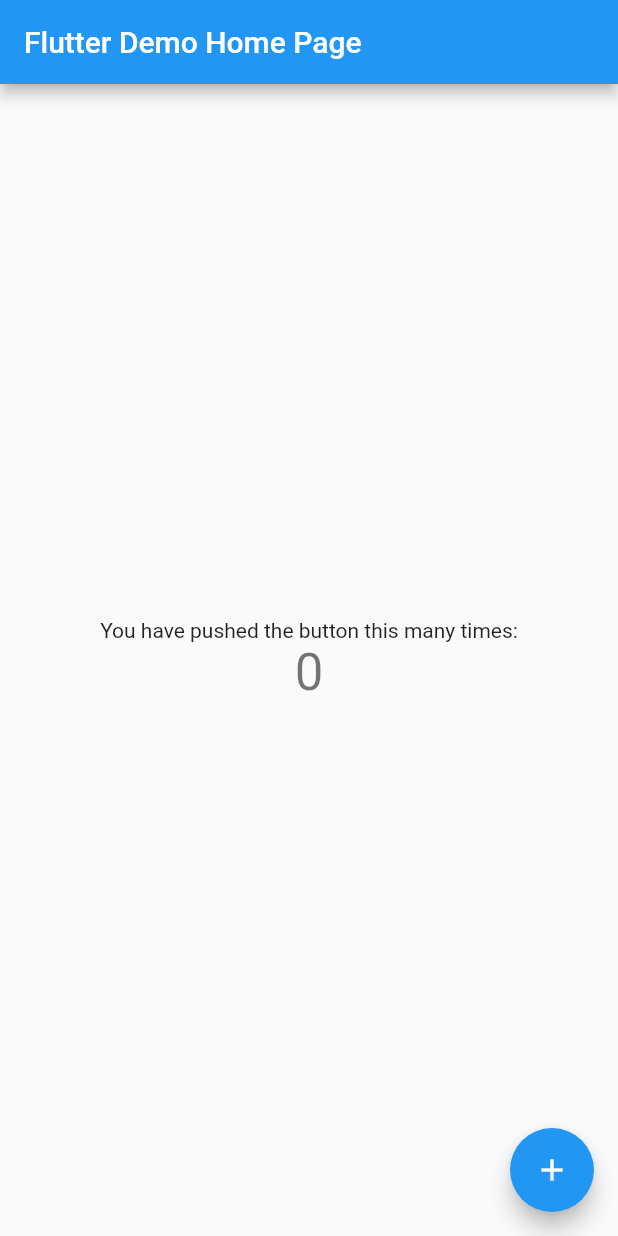
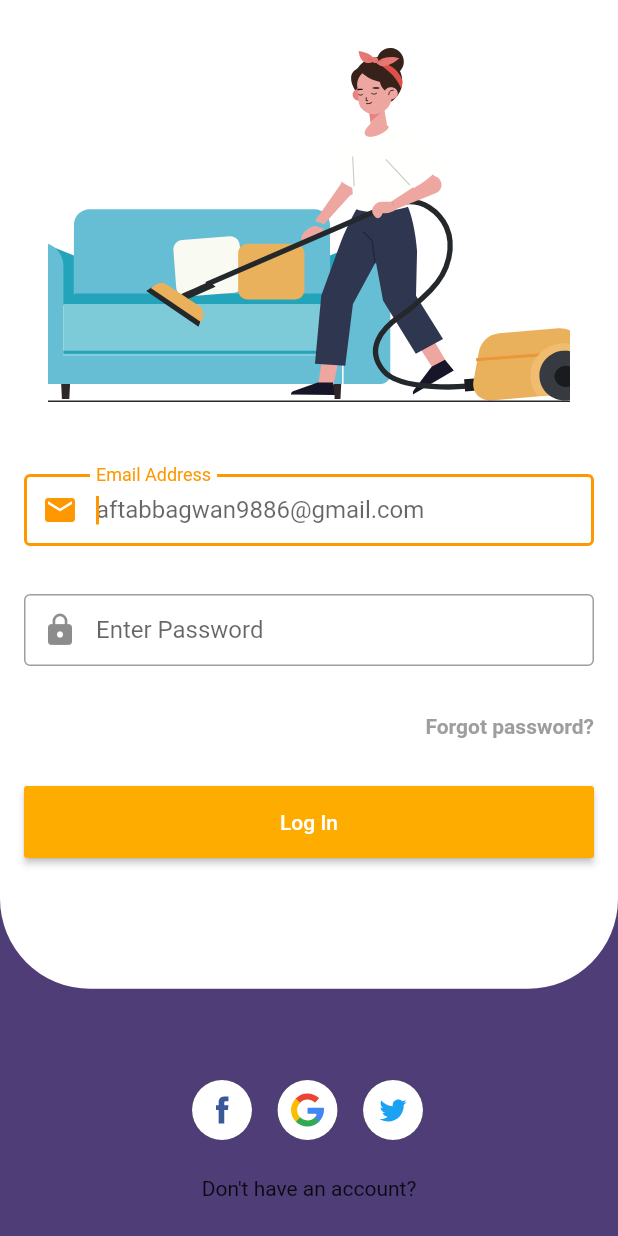
Before and after one commit to AftabBagwan/cleaning_login_ui, a Flutter app: the screen it shows after launch, on a phone screen of 412 x 824 dp. Run offline on Flutter 3.47's test engine with Material 2 defaults, Android fonts, the phone set to English and light mode, and no system bars; our stand-ins replace flutter_svg, velocity_x.

Commit message:
LoginPageUI1 Completed

```diff
--- /dev/null
+++ b/lib/login/login_page1.dart
@@ -0,0 +1,122 @@
+import 'package:flutter/material.dart';
+import 'package:flutter_svg/flutter_svg.dart';
+import 'package:velocity_x/velocity_x.dart';
+
+class LoginPage1 extends StatefulWidget {
+  const LoginPage1({Key? key}) : super(key: key);
+
+  @override
+  State<LoginPage1> createState() => _LoginPage1State();
+}
+
+class _LoginPage1State extends State<LoginPage1> {
+  @override
+  Widget build(BuildContext context) {
+    return Material(
+      child: Stack(
+        children: [
+          Container(
+            color: const Color(0xff4e3d77),
+          ),
+          Container(
+            height: MediaQuery.of(context).size.height * 80 / 100,
+            width: MediaQuery.of(context).size.width,
+            decoration: const BoxDecoration(
+                color: Colors.white,
+                borderRadius: BorderRadius.only(
+                  bottomLeft: Radius.circular(60),
+                  bottomRight: Radius.circular(60),
+                )),
+            child: Column(
+              children: [
+                Padding(
+                  padding: const EdgeInsets.all(32),
+                  child: SvgPicture.asset(
+                    "images/vaccum.svg",
+                    fit: BoxFit.cover,
+                  ),
+                ),
+                const Padding(
+                  padding: EdgeInsets.all(16.0),
+                  child: TextField(
+                    autofocus: true,
+                    decoration: InputDecoration(
+                      border: OutlineInputBorder(),
+                      labelText: "Email Address",
+                      hintText: 'aftabbagwan9886@gmail.com',
+                      contentPadding: EdgeInsets.all(10),
+                      prefixIcon: Icon(
+                        Icons.email,
+                      ),
+                    ),
+                  ),
+                ),
+                const Padding(
+                  padding: EdgeInsets.all(16.0),
+                  child: TextField(
+                    autofocus: true,
+                    obscureText: true,
+                    decoration: InputDecoration(
+                      border: OutlineInputBorder(),
+                      contentPadding: EdgeInsets.all(10),
+                      labelText: "Enter Password",
+                      prefixIcon: Icon(
+                        Icons.lock,
+                      ),
+                    ),
+                  ),
+                ),
+                Padding(
+                  padding: const EdgeInsets.all(16.0),
+                  child: const Text(
+                    "Forgot password?",
+                    style: TextStyle(
+                      color: Colors.grey,
+                      fontWeight: FontWeight.bold,
+                    ),
+                  ).objectCenterRight(),
+                ),
+                Padding(
+                  padding: const EdgeInsets.all(16.0),
+                  child: MaterialButton(
+                    onPressed: () {},
+                    child: const Text(
+                      'Log In',
+                    ),
+                    color: const Color(0xffffac00),
+                    textColor: Colors.white,
+                  ).wh(context.screenWidth, 48),
+                ),
+              ],
+            ),
+          ),
+          Positioned(
+            child: Column(
+              children: [
+                Row(
+                  children: [
+                    SvgPicture.asset("images/fb.svg"),
+                    const SizedBox(
+                      width: 5,
+                    ),
+                    SvgPicture.asset("images/google.svg"),
+                    const SizedBox(
+                      width: 5,
+                    ),
+                    SvgPicture.asset("images/twitter.svg")
+                  ],
+                  mainAxisAlignment: MainAxisAlignment.center,
+                ).wFull(context),
+                const SizedBox(
+                  height: 16,
+                ),
+                const Text("Don't have an account?"),
+              ],
+            ),
+            bottom: 24,
+          )
+        ],
+      ),
+    );
+  }
+}
--- a/lib/main.dart
+++ b/lib/main.dart
@@ -1,3 +1,4 @@
+import 'package:cleaning_login_ui/login/login_page1.dart';
 import 'package:flutter/material.dart';
 
 void main() {
@@ -7,109 +8,18 @@ void main() {
 class MyApp extends StatelessWidget {
   const MyApp({Key? key}) : super(key: key);
 
-  // This widget is the root of your application.
   @override
   Widget build(BuildContext context) {
     return MaterialApp(
-      title: 'Flutter Demo',
+      home: LoginPage1(),
       theme: ThemeData(
-        // This is the theme of your application.
-        //
-        // Try running your application with "flutter run". You'll see the
-        // application has a blue toolbar. Then, without quitting the app, try
-        // changing the primarySwatch below to Colors.green and then invoke
-        // "hot reload" (press "r" in the console where you ran "flutter run",
-        // or simply save your changes to "hot reload" in a Flutter IDE).
-        // Notice that the counter didn't reset back to zero; the application
-        // is not restarted.
-        primarySwatch: Colors.blue,
+        colorScheme: ColorScheme.fromSwatch(
+          primarySwatch: Colors.orange,
+        ).copyWith(
+          secondary: Colors.deepPurple,
+        ),
       ),
-      home: const MyHomePage(title: 'Flutter Demo Home Page'),
+      debugShowCheckedModeBanner: false,
     );
   }
 }
-
-class MyHomePage extends StatefulWidget {
-  const MyHomePage({Key? key, required this.title}) : super(key: key);
-
-  // This widget is the home page of your application. It is stateful, meaning
-  // that it has a State object (defined below) that contains fields that affect
-  // how it looks.
-
-  // This class is the configuration for the state. It holds the values (in this
-  // case the title) provided by the parent (in this case the App widget) and
-  // used by the build method of the State. Fields in a Widget subclass are
-  // always marked "final".
-
-  final String title;
-
-  @override
-  State<MyHomePage> createState() => _MyHomePageState();
-}
-
-class _MyHomePageState extends State<MyHomePage> {
-  int _counter = 0;
-
-  void _incrementCounter() {
-    setState(() {
-      // This call to setState tells the Flutter framework that something has
-      // changed in this State, which causes it to rerun the build method below
-      // so that the display can reflect the updated values. If we changed
-      // _counter without calling setState(), then the build method would not be
-      // called again, and so nothing would appear to happen.
-      _counter++;
-    });
-  }
-
-  @override
-  Widget build(BuildContext context) {
-    // This method is rerun every time setState is called, for instance as done
-    // by the _incrementCounter method above.
-    //
-    // The Flutter framework has been optimized to make rerunning build methods
-    // fast, so that you can just rebuild anything that needs updating rather
-    // than having to individually change instances of widgets.
-    return Scaffold(
-      appBar: AppBar(
-        // Here we take the value from the MyHomePage object that was created by
-        // the App.build method, and use it to set our appbar title.
-        title: Text(widget.title),
-      ),
-      body: Center(
-        // Center is a layout widget. It takes a single child and positions it
-        // in the middle of the parent.
-        child: Column(
-          // Column is also a layout widget. It takes a list of children and
-          // arranges them vertically. By default, it sizes itself to fit its
-          // children horizontally, and tries to be as tall as its parent.
-          //
-          // Invoke "debug painting" (press "p" in the console, choose the
-          // "Toggle Debug Paint" action from the Flutter Inspector in Android
-          // Studio, or the "Toggle Debug Paint" command in Visual Studio Code)
-          // to see the wireframe for each widget.
-          //
-          // Column has various properties to control how it sizes itself and
-          // how it positions its children. Here we use mainAxisAlignment to
-          // center the children vertically; the main axis here is the vertical
-          // axis because Columns are vertical (the cross axis would be
-          // horizontal).
-          mainAxisAlignment: MainAxisAlignment.center,
-          children: <Widget>[
-            const Text(
-              'You have pushed the button this many times:',
-            ),
-            Text(
-              '$_counter',
-              style: Theme.of(context).textTheme.headline4,
-            ),
-          ],
-        ),
-      ),
-      floatingActionButton: FloatingActionButton(
-        onPressed: _incrementCounter,
-        tooltip: 'Increment',
-        child: const Icon(Icons.add),
-      ), // This trailing comma makes auto-formatting nicer for build methods.
-    );
-  }
-}
```
Also changed, not shown: pubspec.yaml (+6 -4 lines), images/fb.svg (added), images/google.svg (added), images/twitter.svg (added), images/vaccum.svg (added), pubspec.lock, 4 other files.
